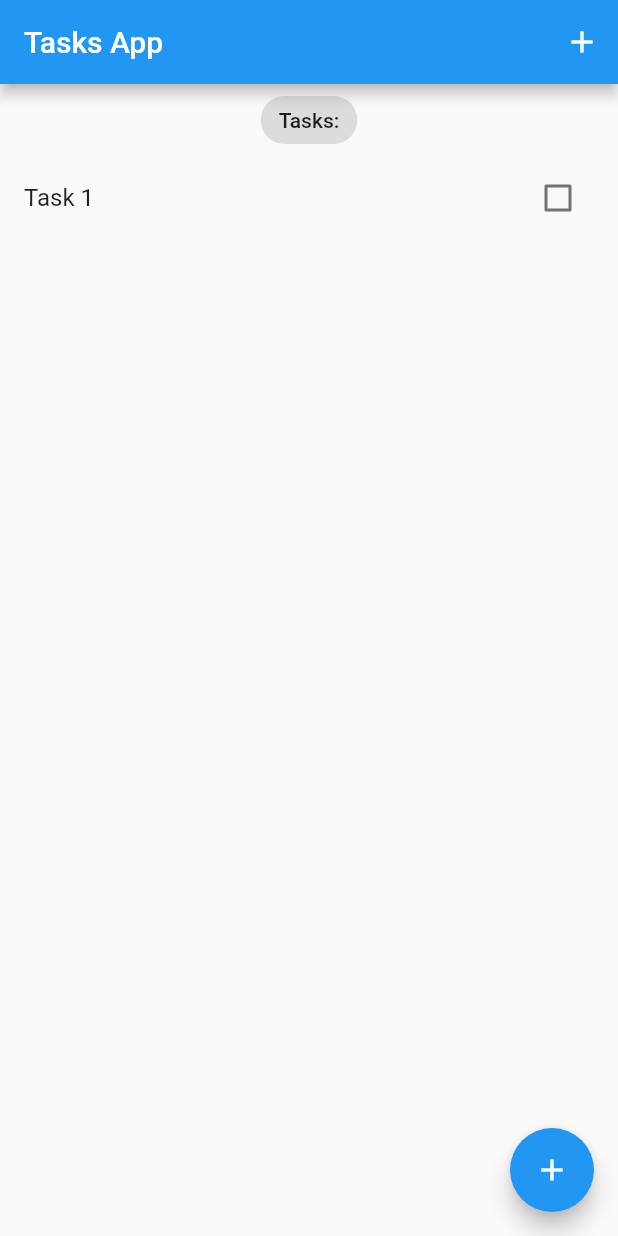
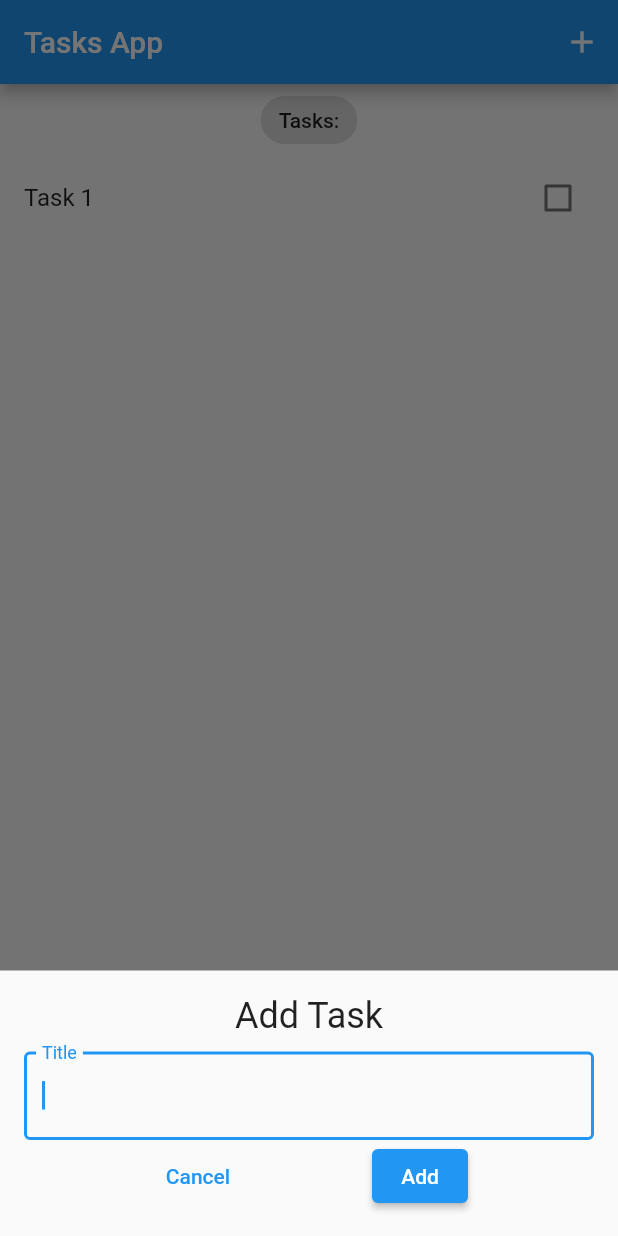
Before and after one commit to Viraj-Tank/bloc_tasks_list, a Flutter app: the screen it shows after launch, after a tap on the "add" icon, on a phone screen of 412 x 824 dp. Run offline on Flutter 3.47's test engine with Material 2 defaults, Android fonts, the phone set to English and light mode, and no system bars; our stand-ins replace equatable, flutter_bloc.

Commit message:
add new task from bottom sheet

```diff
--- a/lib/screens/tasks_screen.dart
+++ b/lib/screens/tasks_screen.dart
@@ -2,10 +2,20 @@ import 'package:bloc_tasks_list/blocs/bloc_exports.dart';
 import 'package:flutter/material.dart';
 
 import '../models/task.dart';
-import '../widgets/TasksList.dart';
+import '../widgets/add_task_screen.dart';
+import '../widgets/tasks_list.dart';
 
 class TasksScreen extends StatelessWidget {
   TasksScreen({super.key});
+
+  void _addTask(BuildContext context) {
+    showModalBottomSheet(
+      context: context,
+      builder: (context) => SingleChildScrollView(
+        child: AddTaskScreen(),
+      ),
+    );
+  }
 
   @override
   Widget build(BuildContext context) {
@@ -17,7 +27,7 @@ class TasksScreen extends StatelessWidget {
             title: const Text('Tasks App'),
             actions: [
               IconButton(
-                onPressed: () {},
+                onPressed: () => _addTask(context),
                 icon: const Icon(Icons.add),
               )
             ],
@@ -32,7 +42,7 @@ class TasksScreen extends StatelessWidget {
             ],
           ),
           floatingActionButton: FloatingActionButton(
-            onPressed: () {},
+            onPressed: () => _addTask(context),
             tooltip: 'Add Task',
             child: const Icon(Icons.add),
           ),
--- /dev/null
+++ b/lib/widgets/add_task_screen.dart
@@ -0,0 +1,50 @@
+import 'package:flutter/material.dart';
+import '../blocs/bloc_exports.dart';
+import '../models/task.dart';
+
+class AddTaskScreen extends StatelessWidget {
+  AddTaskScreen({super.key});
+
+  final TextEditingController titleController = TextEditingController();
+
+  @override
+  Widget build(BuildContext context) {
+    return Container(
+      padding: EdgeInsets.only(bottom: MediaQuery.of(context).viewInsets.bottom),
+      child: Padding(
+        padding: const EdgeInsets.all(16.0),
+        child: Column(
+          children: [
+            const Text('Add Task', style: TextStyle(fontSize: 24)),
+            const SizedBox(height: 10),
+            TextField(
+              controller: titleController,
+              autofocus: true,
+              decoration: const InputDecoration(
+                label: Text('Title'),
+                border: OutlineInputBorder(),
+              ),
+            ),
+            Row(
+              mainAxisAlignment: MainAxisAlignment.spaceEvenly,
+              children: [
+                TextButton(
+                  onPressed: () => Navigator.pop(context),
+                  child: const Text('Cancel'),
+                ),
+                ElevatedButton(
+                  onPressed: () {
+                    var task = Task(title: titleController.text.trim());
+                    context.read<TasksBloc>().add(AddTask(task: task));
+                    Navigator.pop(context);
+                  },
+                  child: const Text('Add'),
+                ),
+              ],
+            ),
+          ],
+        ),
+      ),
+    );
+  }
+}
```
Also changed, not shown: lib/widgets/tasks_list.dart (renamed from lib/widgets/TasksList.dart).
